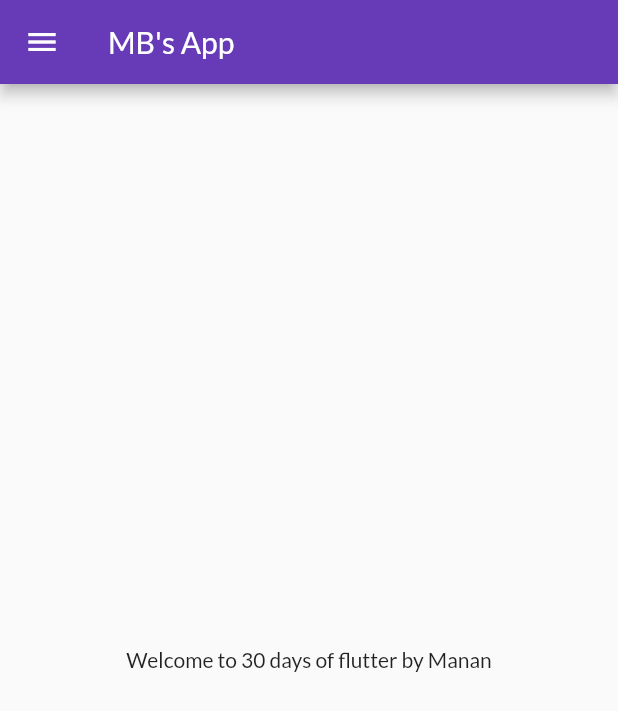
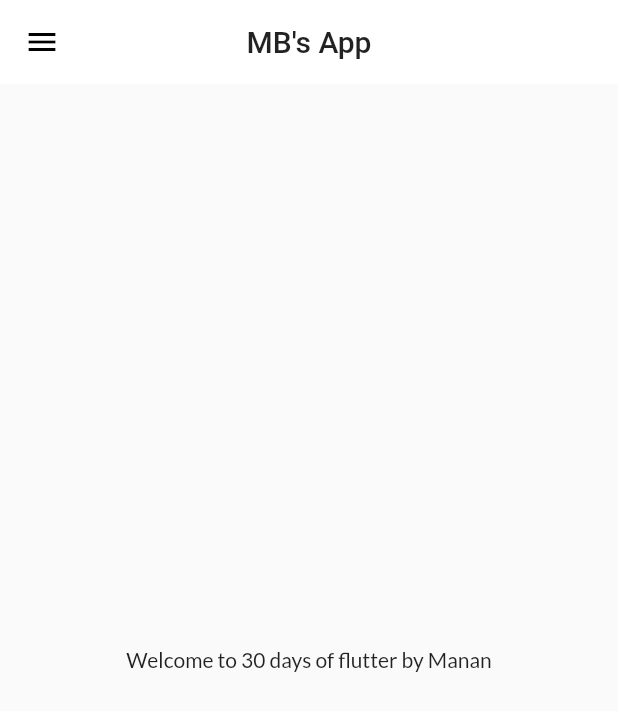
Before and after one commit to Manan2651/30DaysofFultter, a Flutter app: the screen it shows after launch, on a phone screen of 412 x 824 dp. Shown: the top 711 px of the screen. Run offline on Flutter 3.47's test engine with Material 2 defaults, Android fonts, the phone set to English and light mode, and no system bars; our stand-ins replace google_fonts.

Commit message:
theme extracted

```diff
--- a/lib/main.dart
+++ b/lib/main.dart
@@ -1,4 +1,5 @@
 import 'package:flutter/material.dart';
+import 'package:flutter_application_1/utils/theme.dart';
 import 'package:google_fonts/google_fonts.dart';
 import 'pages/home_page.dart';
 import 'pages/login_page.dart';
@@ -14,10 +15,8 @@ class MyApp extends StatelessWidget {
       // home: HomePage(),
       debugShowCheckedModeBanner: false,
       themeMode: ThemeMode.light,
-      theme: ThemeData(
-          primarySwatch: Colors.deepPurple,
-          fontFamily: GoogleFonts.lato().fontFamily),
-      darkTheme: ThemeData(brightness: Brightness.dark),
+      theme: MyTheme.lightTheme(context),
+      darkTheme: MyTheme.darkTheme(context),
       initialRoute: "/home",
       routes: {
         "/": (context) => LoginPage(),
--- a/lib/pages/home_page.dart
+++ b/lib/pages/home_page.dart
@@ -11,7 +11,10 @@ class HomePage extends StatelessWidget {
 
     return Scaffold(
       appBar: AppBar(
-        title: Text("MB's App"),
+        centerTitle: true,
+        title: Text(
+          "MB's App",
+        ),
       ),
       body: Center(
         child: Container(
--- /dev/null
+++ b/lib/utils/theme.dart
@@ -0,0 +1,17 @@
+import 'package:flutter/material.dart';
+import 'package:google_fonts/google_fonts.dart';
+
+class MyTheme {
+  static ThemeData lightTheme(BuildContext context) => ThemeData(
+        primarySwatch: Colors.deepPurple,
+        fontFamily: GoogleFonts.lato().fontFamily,
+        appBarTheme: AppBarTheme(
+          elevation: 0,
+          color: Colors.white,
+          iconTheme: const IconThemeData(color: Colors.black),
+          titleTextStyle: Theme.of(context).textTheme.headline6,
+        ),
+      );
+  static ThemeData darkTheme(BuildContext context) =>
+      ThemeData(brightness: Brightness.dark);
+}
```
